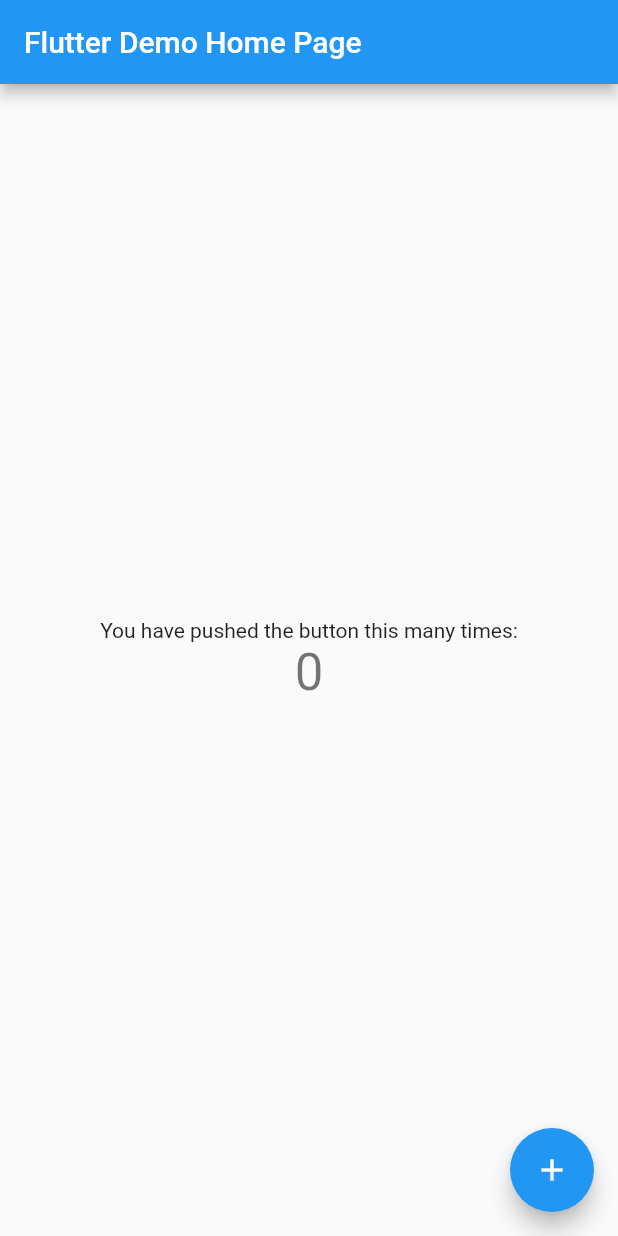
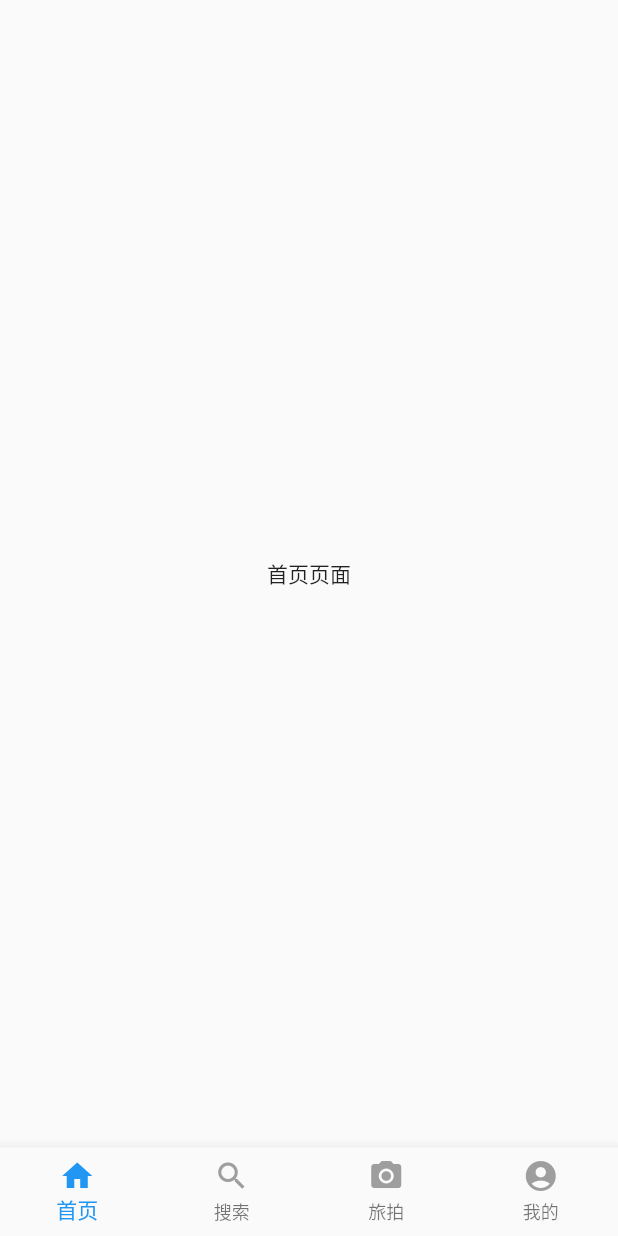
Before and after one commit to wudiansi/flutter_trips, a Flutter app: the screen it shows after launch, on a phone screen of 412 x 824 dp. Run offline on Flutter 3.47's test engine with Material 2 defaults, Android fonts, the phone set to English and light mode, and no system bars.

Commit message:
init navigator page

```diff
--- a/lib/main.dart
+++ b/lib/main.dart
@@ -1,4 +1,5 @@
 import 'package:flutter/material.dart';
+import 'package:fluttertrips/navigator/tab_navigator.dart';
 
 void main() {
   runApp(MyApp());
@@ -26,92 +27,7 @@ class MyApp extends StatelessWidget {
         // closer together (more dense) than on mobile platforms.
         visualDensity: VisualDensity.adaptivePlatformDensity,
       ),
-      home: MyHomePage(title: 'Flutter Demo Home Page'),
+      home: TabNavigator(),
     );
   }
 }
-
-class MyHomePage extends StatefulWidget {
-  MyHomePage({Key key, this.title}) : super(key: key);
-
-  // This widget is the home page of your application. It is stateful, meaning
-  // that it has a State object (defined below) that contains fields that affect
-  // how it looks.
-
-  // This class is the configuration for the state. It holds the values (in this
-  // case the title) provided by the parent (in this case the App widget) and
-  // used by the build method of the State. Fields in a Widget subclass are
-  // always marked "final".
-
-  final String title;
-
-  @override
-  _MyHomePageState createState() => _MyHomePageState();
-}
-
-class _MyHomePageState extends State<MyHomePage> {
-  int _counter = 0;
-
-  void _incrementCounter() {
-    setState(() {
-      // This call to setState tells the Flutter framework that something has
-      // changed in this State, which causes it to rerun the build method below
-      // so that the display can reflect the updated values. If we changed
-      // _counter without calling setState(), then the build method would not be
-      // called again, and so nothing would appear to happen.
-      _counter++;
-    });
-  }
-
-  @override
-  Widget build(BuildContext context) {
-    // This method is rerun every time setState is called, for instance as done
-    // by the _incrementCounter method above.
-    //
-    // The Flutter framework has been optimized to make rerunning build methods
-    // fast, so that you can just rebuild anything that needs updating rather
-    // than having to individually change instances of widgets.
-    return Scaffold(
-      appBar: AppBar(
-        // Here we take the value from the MyHomePage object that was created by
-        // the App.build method, and use it to set our appbar title.
-        title: Text(widget.title),
-      ),
-      body: Center(
-        // Center is a layout widget. It takes a single child and positions it
-        // in the middle of the parent.
-        child: Column(
-          // Column is also a layout widget. It takes a list of children and
-          // arranges them vertically. By default, it sizes itself to fit its
-          // children horizontally, and tries to be as tall as its parent.
-          //
-          // Invoke "debug painting" (press "p" in the console, choose the
-          // "Toggle Debug Paint" action from the Flutter Inspector in Android
-          // Studio, or the "Toggle Debug Paint" command in Visual Studio Code)
-          // to see the wireframe for each widget.
-          //
-          // Column has various properties to control how it sizes itself and
-          // how it positions its children. Here we use mainAxisAlignment to
-          // center the children vertically; the main axis here is the vertical
-          // axis because Columns are vertical (the cross axis would be
-          // horizontal).
-          mainAxisAlignment: MainAxisAlignment.center,
-          children: <Widget>[
-            Text(
-              'You have pushed the button this many times:',
-            ),
-            Text(
-              '$_counter',
-              style: Theme.of(context).textTheme.headline4,
-            ),
-          ],
-        ),
-      ),
-      floatingActionButton: FloatingActionButton(
-        onPressed: _incrementCounter,
-        tooltip: 'Increment',
-        child: Icon(Icons.add),
-      ), // This trailing comma makes auto-formatting nicer for build methods.
-    );
-  }
-}
--- /dev/null
+++ b/lib/navigator/tab_navigator.dart
@@ -0,0 +1,69 @@
+import 'package:flutter/material.dart';
+import 'package:fluttertrips/pages/home_page.dart';
+import 'package:fluttertrips/pages/my_page.dart';
+import 'package:fluttertrips/pages/search_page.dart';
+import 'package:fluttertrips/pages/travel_page.dart';
+
+class TabNavigator extends StatefulWidget {
+  @override
+  _TabNavigatorState createState() => _TabNavigatorState();
+}
+
+class _TabNavigatorState extends State<TabNavigator> {
+  final _defaultColor = Colors.grey;
+  final _activeColor = Colors.blue;
+  int _currentIndex = 0;
+//  初始0tab
+  final PageController _controller = PageController(
+    initialPage: 0,
+  );
+  @override
+  Widget build(BuildContext context) {
+    return Scaffold(
+      body: PageView(
+        controller: _controller,
+        children: <Widget>[
+          HomePage(),
+          SearchPage(),
+          TravelPage(),
+          MyPage(),
+        ],
+      ),
+      bottomNavigationBar: BottomNavigationBar(
+        currentIndex: _currentIndex,
+        type: BottomNavigationBarType.fixed,
+        onTap: (index) {
+          _controller.jumpToPage(index);
+          setState(() {
+            _currentIndex = index;
+          });
+        },
+        items: [
+          _bottomItem('首页', Icons.home, 0),
+          _bottomItem('搜索', Icons.search, 1),
+          _bottomItem('旅拍', Icons.camera_alt, 2),
+          _bottomItem('我的', Icons.account_circle, 3),
+        ],
+      ),
+    );
+  }
+
+  _bottomItem(String title, IconData icon, int index) {
+    return BottomNavigationBarItem(
+      icon: Icon(
+        icon,
+        color: _defaultColor,
+      ),
+      activeIcon: Icon(
+        icon,
+        color: _activeColor,
+      ),
+      title: Text(
+        title,
+        style: TextStyle(
+          color: _currentIndex != index ? _defaultColor : _activeColor,
+        ),
+      )
+    );
+  }
+}
--- /dev/null
+++ b/lib/pages/home_page.dart
@@ -0,0 +1,17 @@
+import 'package:flutter/material.dart';
+
+class HomePage extends StatefulWidget {
+  @override
+  _HomePageState createState() => _HomePageState();
+}
+
+class _HomePageState extends State<HomePage> {
+  @override
+  Widget build(BuildContext context) {
+    return Scaffold(
+      body: Center(
+        child: Text('首页页面'),
+      ),
+    );
+  }
+}
```
Also changed, not shown: lib/pages/my_page.dart (added, +17 -0 lines), lib/pages/search_page.dart (added, +17 -0 lines), lib/pages/travel_page.dart (added, +17 -0 lines).
